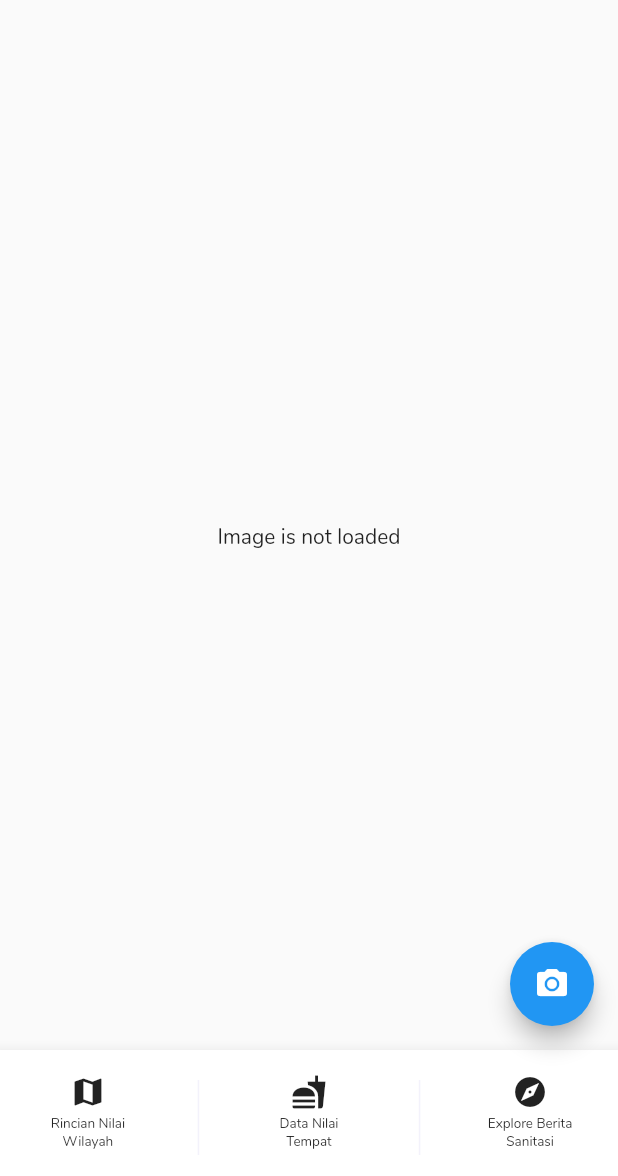
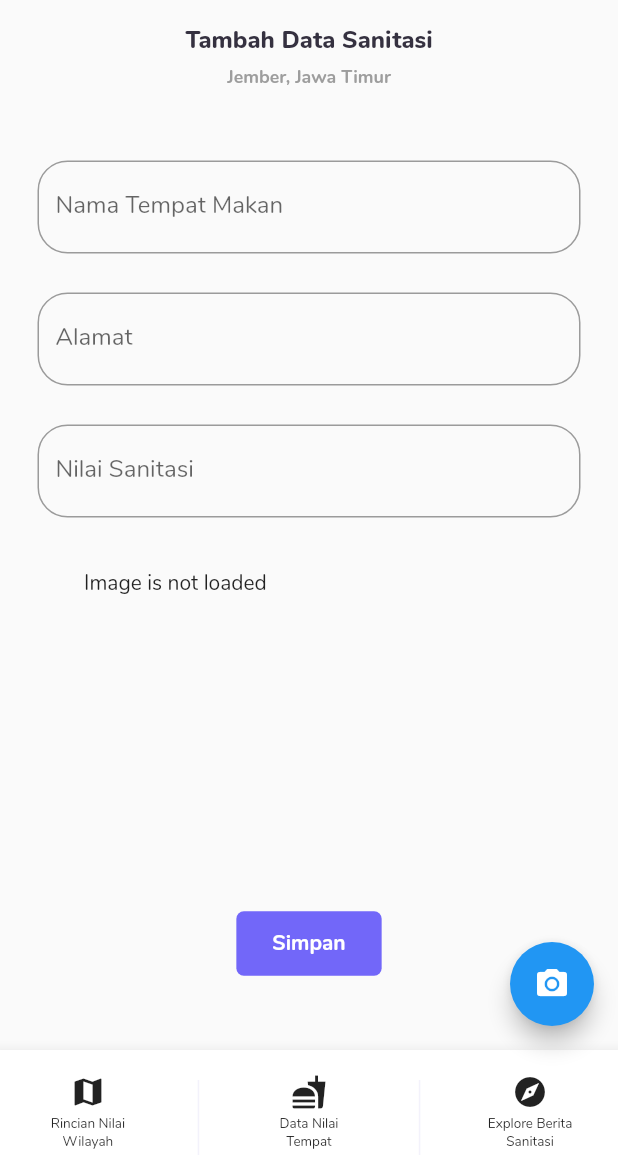
Before and after one commit to rfirmansyh/flutter-app, a Flutter app: the CameraPreview screen opened by its route, on a phone screen of 412 x 824 dp, the part 60-1236 px from its top. Run offline on Flutter 3.47's test engine with Material 2 defaults, Android fonts, the phone set to English and light mode, and no system bars; our stand-ins replace flutter_svg, hexcolor, image_picker, smooth_star_rating.

Commit message:
Form Tambah Data Sanitasi

```diff
--- a/lib/views/CameraPreview.dart
+++ b/lib/views/CameraPreview.dart
@@ -1,12 +1,16 @@
 import 'dart:io';
 
 import 'package:flutter/material.dart';
+import 'package:flutter_app/_base/Variable.dart';
+import 'package:flutter_app/_components/HeaderText.dart';
+
 import 'package:flutter_app/_layouts/AppBarLayouts.dart';
 import 'package:flutter_app/_layouts/NavbarBottom.dart';
 import 'package:image_picker/image_picker.dart';
+import 'package:hexcolor/hexcolor.dart';
 
 class CameraPreview extends StatefulWidget {
-  CameraPreview ({Key key, this.title}) : super(key: key);
+  CameraPreview({Key key, this.title}) : super(key: key);
 
   final String title;
 
@@ -15,7 +19,6 @@ class CameraPreview extends StatefulWidget {
 }
 
 class _CameraPreviewState extends State<CameraPreview> {
-
   File _image;
   File _gallery;
 
@@ -24,25 +27,90 @@ class _CameraPreviewState extends State<CameraPreview> {
 
     setState(() {
       _image = image as File;
-
+      _gallery = image;
     });
   }
 
-
-
   @override
   Widget build(BuildContext context) {
+    FocusNode _currentNode = new FocusNode();
+
     return Scaffold(
-        appBar: AppBarLayouts(appName: 'Watklin'),
-      body: Center(
-          child: _image == null ? Text("Image is not loaded") : Image.file(_image)
+      appBar: AppBarLayouts(appName: 'Watklin'),
+      body: new Container(
+        child: new Column(
+          children: <Widget>[
+            HeaderText.Title("Tambah Data Sanitasi"),
+            HeaderText.Subtitle("Jember, Jawa Timur"),
+            Container(
+                padding: EdgeInsets.fromLTRB(25, 18, 25, 8),
+                child: new TextField(
+                  decoration: new InputDecoration(
+                      hintText: "Masukan Nama",
+                      labelText: "Nama Tempat Makan",
+                      border: new OutlineInputBorder(
+                          borderRadius: new BorderRadius.circular(20.0))),
+                )),
+            Container(
+                padding: EdgeInsets.fromLTRB(25, 18, 25, 8),
+                child: new TextField(
+                  decoration: new InputDecoration(
+                      hintText: "Masukan Alamat",
+                      labelText: "Alamat",
+                      border: new OutlineInputBorder(
+                          borderRadius: new BorderRadius.circular(20.0))),
+                )),
+            Container(
+                padding: EdgeInsets.fromLTRB(25, 18, 25, 8),
+                child: new TextField(
+                  decoration: new InputDecoration(
+                      hintText: "Masukan Nilai Sanitasi",
+                      labelText: "Nilai Sanitasi",
+                      border: new OutlineInputBorder(
+                          borderRadius: new BorderRadius.circular(20.0))),
+                )),
+            Padding(
+              padding: EdgeInsets.fromLTRB(25, 18, 25, 8),
+            ),
+            Container(
+                height: 200,
+                width: 300,
+                child: _image == null
+                    ? Text("Image is not loaded")
+                    : Image.file(_image)),
+            Padding(
+              padding: EdgeInsets.fromLTRB(25, 18, 25, 8),
+            ),
+            RaisedButton(
+              onPressed: () {
+                Navigator.pushNamed(context, '/member');
+              },
+              textColor: Colors.white,
+              padding: const EdgeInsets.only(
+                  top: 12, bottom: 12, left: 24, right: 24),
+              elevation: 0,
+              shape: RoundedRectangleBorder(
+                borderRadius: BorderRadius.circular(5.0),
+              ),
+              color: HexColor(Variable.color('primary')),
+              child: Text(
+                'Simpan',
+                style: TextStyle(
+                    color: HexColor(Variable.color('white')),
+                    fontWeight: FontWeight.w700),
+              ),
+            ),
+          ],
+        ),
       ),
+
       floatingActionButton: FloatingActionButton(
         onPressed: getImage,
         tooltip: 'Increment',
         child: Icon(Icons.camera_alt),
       ),
-        bottomNavigationBar: NavbarBottom(),
+      bottomNavigationBar: NavbarBottom(),
+
       // This trailing comma makes auto-formatting nicer for build methods.
     );
   }
```
Also changed, not shown: pubspec.lock.
